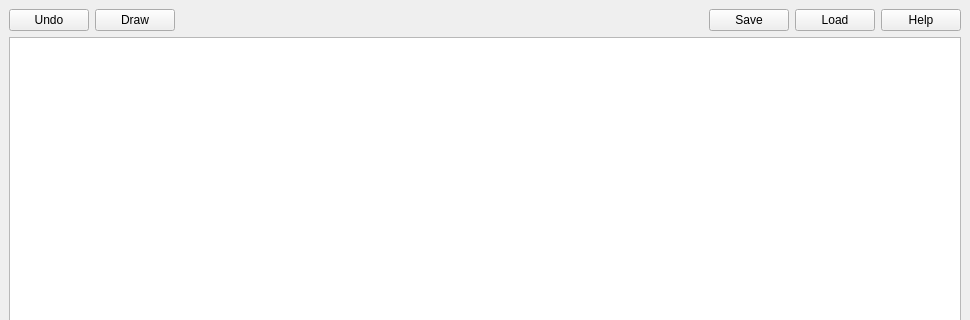
Above: code/src/mainwindow.ui from vdavv/GUI-CSV-Editor before the change; both pictures show x 0 to 970 and y 0 to 320 of the 970 by 650 pixel window. Below: the same form after it.
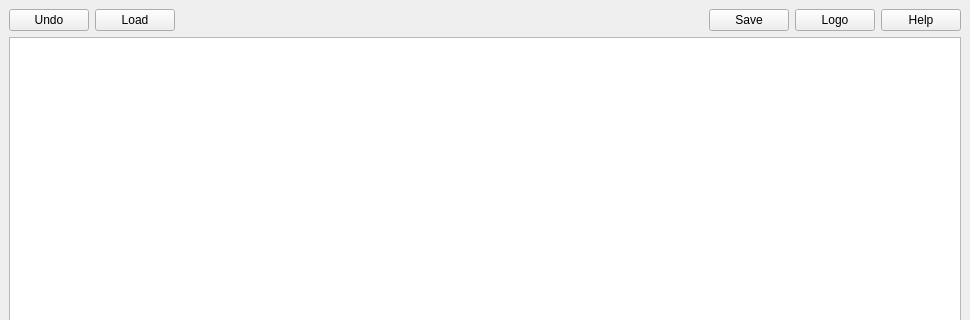
That is the form after the change.

The edit to the form file:
```diff
--- a/code/src/mainwindow.ui
+++ b/code/src/mainwindow.ui
@@ -36,9 +36,9 @@
          </widget>
         </item>
         <item>
-         <widget class="QPushButton" name="drawButton">
+         <widget class="QPushButton" name="reloadButton">
           <property name="text">
-           <string>Draw</string>
+           <string>Load</string>
           </property>
          </widget>
         </item>
@@ -63,9 +63,9 @@
          </widget>
         </item>
         <item>
-         <widget class="QPushButton" name="reloadButton">
+         <widget class="QPushButton" name="logoButton">
           <property name="text">
-           <string>Load</string>
+           <string>Logo</string>
           </property>
          </widget>
         </item>
```
